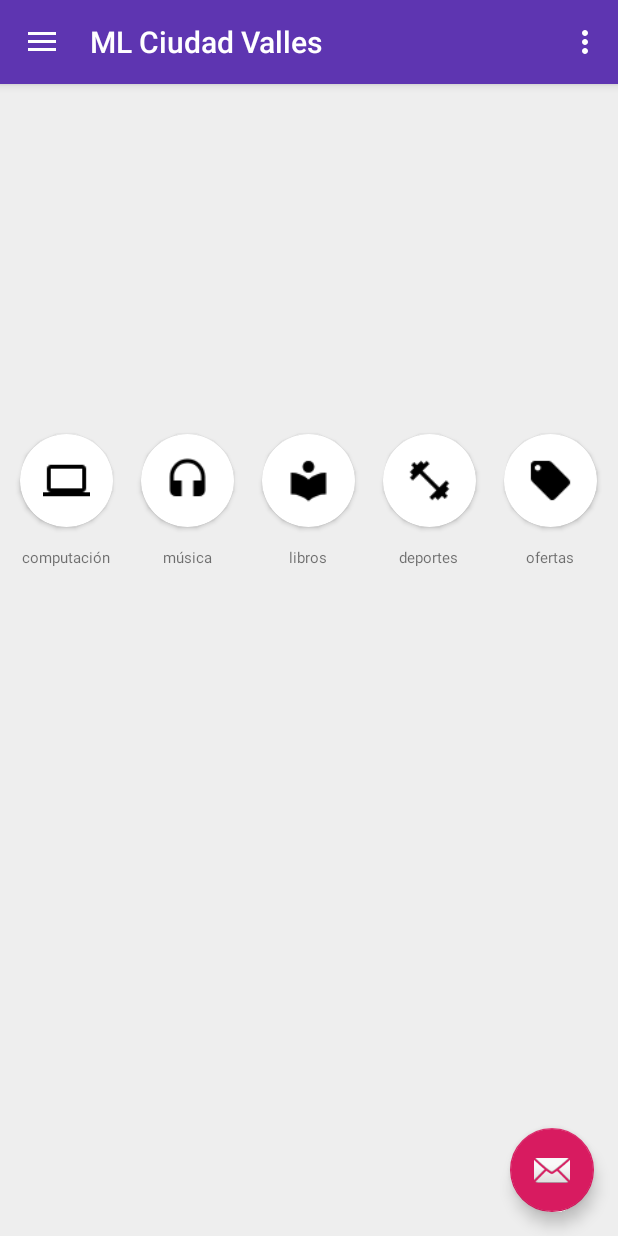
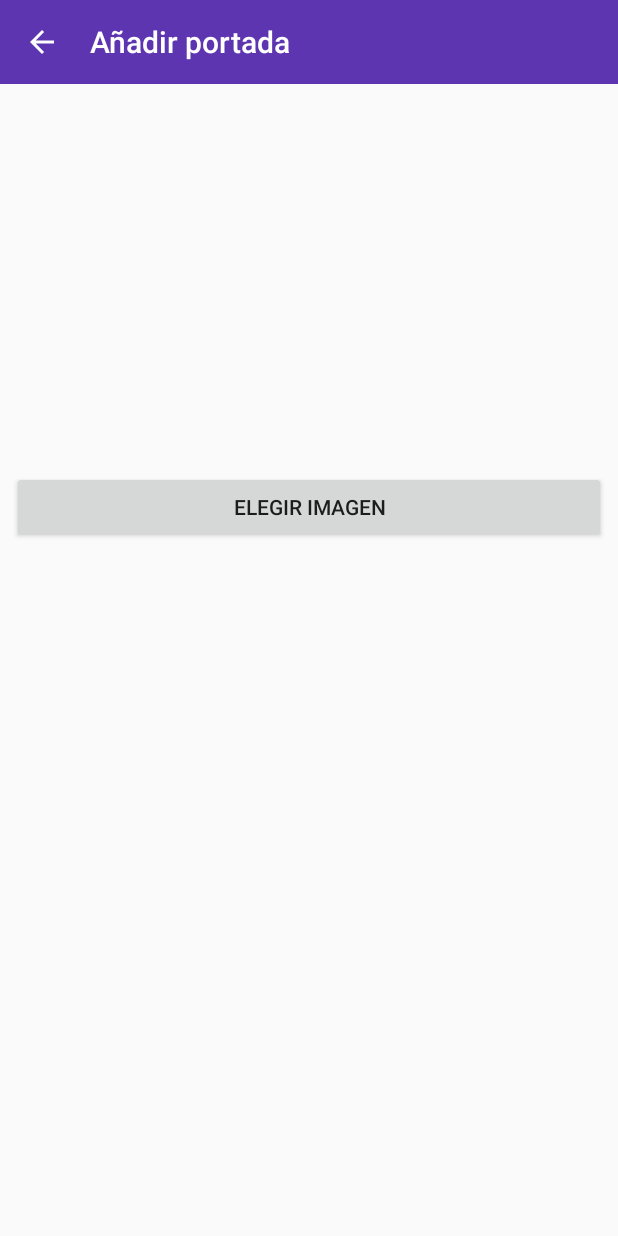
Before and after one commit to ulisesten/neki-platform-app, an Android app: the screen it shows after launch (HomeActivity before the commit, CoverActivity after it), in the side drawer, after a tap on "Aparecer en la portada", on a phone screen of 412 x 824 dp. Run offline under Robolectric (Android 15) with nearby library versions, the phone set to English and light mode, and no system bars; our stand-ins replace Volley; libraries missing offline, so code that uses them is left out: com.cloudinary.android, com.github.nkzawa.emitter, com.github.nkzawa.socketio, com.theartofdev.edmodo; network calls fail; pictures from the network do not load; 7 statements that could not run were skipped.

Commit message:
Testing crop image

```diff
--- a/app/build.gradle
+++ b/app/build.gradle
@@ -26,6 +26,7 @@ android {
 dependencies {
     implementation fileTree(dir: 'libs', include: ['*.jar'])
     implementation "org.jetbrains.kotlin:kotlin-stdlib-jdk7:$kotlin_version"
+    //noinspection GradleCompatible
     implementation 'com.android.support:appcompat-v7:28.0.0'
     implementation 'com.android.support.constraint:constraint-layout:1.1.3'
     testImplementation 'junit:junit:4.12'
@@ -47,6 +48,9 @@ dependencies {
     //WebSockets
     implementation 'com.github.nkzawa:socket.io-client:0.6.0'
 
+    //Image crop
+    implementation "com.theartofdev.edmodo:android-image-cropper:2.7.0"
+
     //Image stuff
     implementation group: 'com.cloudinary', name: 'cloudinary-android', version: '1.24.0'
 }
--- a/app/src/main/AndroidManifest.xml
+++ b/app/src/main/AndroidManifest.xml
@@ -1,21 +1,33 @@
 <?xml version="1.0" encoding="utf-8"?>
 <manifest xmlns:android="http://schemas.android.com/apk/res/android"
+        xmlns:tools="http://schemas.android.com/tools"
         package="com.neki.comedoresperanza">
 
     <uses-permission android:name="android.permission.INTERNET" />
     <uses-permission android:name="android.permission.FOREGROUND_SERVICE" />
-    <uses-permission android:name="android.permission.BROADCAST_STICKY"/>
+    <uses-permission android:name="android.permission.BROADCAST_STICKY" />
+
 
     <application
             android:icon="@mipmap/background_image"
             android:label="@string/app_name"
             android:roundIcon="@mipmap/background_image_round"
             android:supportsRtl="true"
-            android:theme="@style/AppTheme2">
-        <receiver
+            android:theme="@style/AppTheme2"
+            >
+
+        <activity android:name=".CoverActivity"/>
+
+        <activity android:name="com.theartofdev.edmodo.cropper.CropImageActivity"
+                  android:theme="@style/Base.Theme.AppCompat"
+
+                />
+
+
+        <!--<receiver
                 android:name=".NotificationsReceiver"
                 android:enabled="true"
-                android:exported="true"></receiver>
+                android:exported="true" />-->
 
         <activity android:name=".SettingsActivity" />
         <activity android:name=".AnswerToMessagesActivity" />
@@ -23,7 +35,7 @@
         <service
                 android:name=".SocketIOService"
                 android:enabled="true"
-                android:exported="true"/>
+                android:exported="true" />
 
         <activity android:name=".NotificationsActivity" />
         <activity android:name=".ContactingSellerActivity" />
--- /dev/null
+++ b/app/src/main/java/com/neki/comedoresperanza/CoverActivity.kt
@@ -0,0 +1,63 @@
+package com.neki.comedoresperanza
+
+import android.app.Activity
+import android.content.Intent
+import android.support.v7.app.AppCompatActivity
+import android.os.Bundle
+import android.widget.ImageView
+import android.widget.Toast
+import com.theartofdev.edmodo.cropper.CropImage
+import kotlinx.android.synthetic.main.activity_cover.*
+
+class CoverActivity : AppCompatActivity() {
+
+    val PIC_CROP_REQUEST = 1
+    val PICK_IMAGE_REQUEST = 2
+    var imagePreview: ImageView?=null
+
+    override fun onCreate(savedInstanceState: Bundle?) {
+        super.onCreate(savedInstanceState)
+        setContentView(R.layout.activity_cover)
+
+        cover_toolbar.setNavigationIcon(R.drawable.back_button)
+
+        cover_toolbar.setNavigationOnClickListener {
+            finish()
+        }
+
+        imagePreview = findViewById(R.id.image_preview)
+
+        choose_image_button.setOnClickListener {
+            imagePicker()
+        }
+    }
+
+    private fun imagePicker() {
+        val intent = Intent()
+        intent.type = "image/*"
+        intent.action = Intent.ACTION_GET_CONTENT
+        intent.putExtra("crop", "true")
+        startActivityForResult(Intent.createChooser(intent, "Select Picture"), PICK_IMAGE_REQUEST)
+    }
+
+    override fun onActivityResult(requestCode: Int, resultCode: Int, data: Intent?) {
+        super.onActivityResult(requestCode, resultCode, data)
+        if (requestCode == PICK_IMAGE_REQUEST && resultCode == Activity.RESULT_OK) {
+            if(data == null || data.data == null){
+                return
+            }
+
+            CropImage.activity(data.data!!).start(this)
+
+        }else if (requestCode == CropImage.CROP_IMAGE_ACTIVITY_REQUEST_CODE) {
+            val result = CropImage.getActivityResult(data)
+            if (resultCode == RESULT_OK) {
+                imagePreview?.setImageURI(result.uri)
+            } else if (resultCode == CropImage.CROP_IMAGE_ACTIVITY_RESULT_ERROR_CODE) {
+                val error = result.error
+                Toast.makeText(this, error.message, Toast.LENGTH_SHORT).show()
+            }
+        }
+
+    }
+}
--- a/app/src/main/java/com/neki/comedoresperanza/HomeActivity.kt
+++ b/app/src/main/java/com/neki/comedoresperanza/HomeActivity.kt
@@ -232,7 +232,7 @@ class HomeActivity : AppCompatActivity(), NavigationView.OnNavigationItemSelecte
             }
 
             R.id.get_at_cover -> {
-
+                menuOptions.onSetCoverOption(this)
             }
 
             R.id.nav_share -> {
--- a/app/src/main/java/com/neki/comedoresperanza/utils/Menu.kt
+++ b/app/src/main/java/com/neki/comedoresperanza/utils/Menu.kt
@@ -2,6 +2,7 @@ package com.neki.comedoresperanza.utils
 
 import android.content.Context
 import android.content.Intent
+import com.neki.comedoresperanza.CoverActivity
 import com.neki.comedoresperanza.LoginActivity
 import com.neki.comedoresperanza.NotificationsActivity
 import com.neki.comedoresperanza.SellActivity
@@ -39,4 +40,9 @@ class MenuOptions {
         val newIntent = Intent(context, NotificationsActivity::class.java)
         context.startActivity(newIntent)
     }
+
+    fun onSetCoverOption(context: Context){
+        val newIntent = Intent(context, CoverActivity::class.java)
+        context.startActivity(newIntent)
+    }
 }
--- /dev/null
+++ b/app/src/main/res/layout/activity_cover.xml
@@ -0,0 +1,52 @@
+<?xml version="1.0" encoding="utf-8"?>
+<ScrollView xmlns:app="http://schemas.android.com/apk/res-auto"
+        xmlns:tools="http://schemas.android.com/tools"
+        android:layout_width="match_parent"
+        android:layout_height="wrap_content"
+        xmlns:android="http://schemas.android.com/apk/res/android">
+
+    <android.support.constraint.ConstraintLayout
+            android:layout_width="match_parent"
+            android:layout_height="wrap_content"
+            tools:context=".CoverActivity">
+
+        <android.support.v7.widget.Toolbar
+                android:id="@+id/cover_toolbar"
+                android:layout_width="match_parent"
+                android:layout_height="?attr/actionBarSize"
+                android:background="?attr/colorPrimary"
+                app:contentInsetStart="16dp"
+                app:contentInsetStartWithNavigation="16dp"
+                app:layout_constraintEnd_toEndOf="parent"
+                app:layout_constraintHorizontal_bias="0.0"
+                app:layout_constraintStart_toStartOf="parent"
+                app:layout_constraintTop_toTopOf="parent"
+                app:popupTheme="@style/AppTheme2.PopupOverlay"
+                app:title="Añadir portada"
+                app:titleTextColor="#fff" />
+
+        <ImageView
+                android:id="@+id/image_preview"
+                android:layout_width="match_parent"
+                android:layout_height="250dp"
+                app:layout_constraintEnd_toEndOf="parent"
+                app:layout_constraintStart_toStartOf="parent"
+                app:layout_constraintTop_toBottomOf="@+id/cover_toolbar" />
+
+        <Button
+                android:id="@+id/choose_image_button"
+                android:layout_width="match_parent"
+                android:layout_height="wrap_content"
+                android:layout_marginStart="8dp"
+                android:layout_marginLeft="8dp"
+                android:layout_marginTop="8dp"
+                android:layout_marginEnd="8dp"
+                android:layout_marginRight="8dp"
+                android:text="Elegir imagen"
+                app:layout_constraintEnd_toEndOf="@+id/image_preview"
+                app:layout_constraintStart_toStartOf="@+id/image_preview"
+                app:layout_constraintTop_toBottomOf="@+id/image_preview" />
+
+
+    </android.support.constraint.ConstraintLayout>
+</ScrollView>
```
Also changed, not shown: 1 other file.
